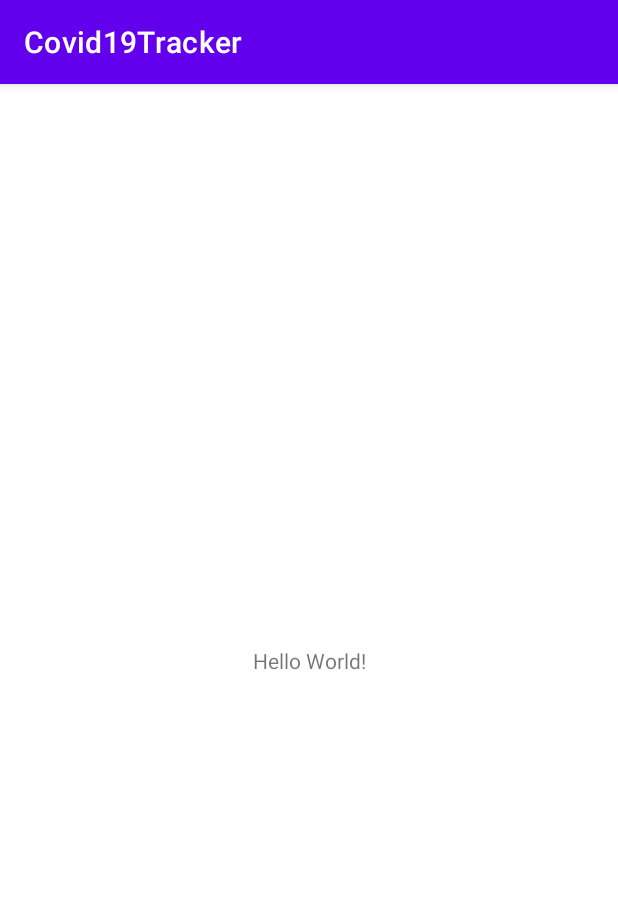
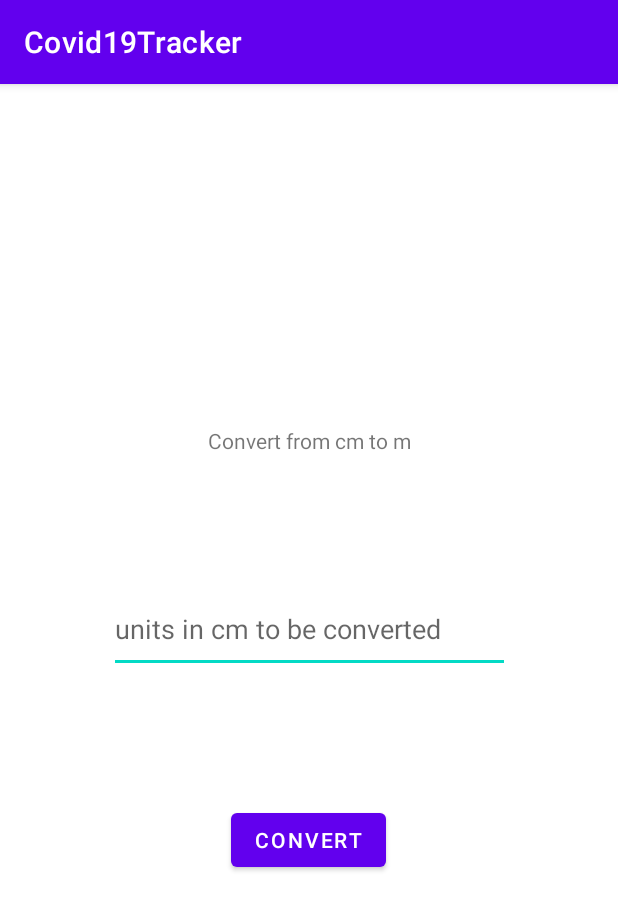
Before and after one commit to cathngo/Android-Unit-Converter-App, an Android app: the screen it shows after launch (MainActivity), on a phone screen of 412 x 824 dp. Shown: the top 910 px of the screen. Run offline under Robolectric (Android 15) with nearby library versions, the phone set to English and light mode, and no system bars.

Commit message:
Completed basic functionalities - converts from cm to m to 2dp

```diff
--- a/app/src/main/AndroidManifest.xml
+++ b/app/src/main/AndroidManifest.xml
@@ -10,6 +10,9 @@
         android:supportsRtl="true"
         android:theme="@style/Theme.Covid19Tracker">
         <activity
+            android:name=".ConvertUnits"
+            android:exported="true" />
+        <activity
             android:name=".MainActivity"
             android:exported="true">
             <intent-filter>
--- a/app/src/main/java/au/edu/unsw/infs3634/covid19tracker/MainActivity.java
+++ b/app/src/main/java/au/edu/unsw/infs3634/covid19tracker/MainActivity.java
@@ -2,13 +2,47 @@ package au.edu.unsw.infs3634.covid19tracker;
 
 import androidx.appcompat.app.AppCompatActivity;
 
+import android.content.Intent;
 import android.os.Bundle;
+import android.text.Editable;
+import android.view.View;
+import android.widget.Button;
+import android.widget.EditText;
+import android.widget.Toast;
 
 public class MainActivity extends AppCompatActivity {
+
+
+
 
     @Override
     protected void onCreate(Bundle savedInstanceState) {
         super.onCreate(savedInstanceState);
         setContentView(R.layout.activity_main);
+
+        //get units entered
+        EditText editOriginalUnits = findViewById(R.id.editOriginalUnits);
+
+
+        //convert button onclick
+        Button btnConvert = findViewById(R.id.btnConvert);
+        btnConvert.setOnClickListener(new View.OnClickListener() {
+            @Override
+            public void onClick(View view) {
+                String originalNumber = editOriginalUnits.getText().toString();
+                //check if user input data
+                if (!originalNumber.isEmpty()) {
+                    System.out.println("entered here");
+                    //pass input units
+                   // int originalUnit = Integer.parseInt(units);
+                    Intent intent = new Intent(MainActivity.this, ConvertUnits.class);
+                    intent.putExtra("originalNumber", originalNumber);
+                    //switch screen
+                    startActivity(intent);
+                } else {
+                    Toast.makeText(MainActivity.this, "Please input units to be converted", Toast.LENGTH_SHORT).show();
+                }
+            }
+        });
     }
 }
--- a/app/src/main/res/layout/activity_main.xml
+++ b/app/src/main/res/layout/activity_main.xml
@@ -7,12 +7,42 @@
     tools:context=".MainActivity">
 
     <TextView
+        android:id="@+id/textView"
         android:layout_width="wrap_content"
         android:layout_height="wrap_content"
-        android:text="Hello World!"
-        app:layout_constraintBottom_toBottomOf="parent"
+        android:layout_marginTop="228dp"
+        android:text="Convert from cm to m"
         app:layout_constraintLeft_toLeftOf="parent"
         app:layout_constraintRight_toRightOf="parent"
         app:layout_constraintTop_toTopOf="parent" />
 
+    <Button
+        android:id="@+id/btnConvert"
+        android:layout_width="wrap_content"
+        android:layout_height="wrap_content"
+        android:layout_marginBottom="240dp"
+        android:text="CONVERT"
+        app:layout_constraintBottom_toBottomOf="parent"
+        app:layout_constraintEnd_toEndOf="parent"
+        app:layout_constraintHorizontal_bias="0.498"
+        app:layout_constraintStart_toStartOf="parent" />
+
+    <com.google.android.material.textfield.TextInputLayout
+        android:layout_width="409dp"
+        android:layout_height="wrap_content"
+        tools:layout_editor_absoluteX="1dp"
+        tools:layout_editor_absoluteY="71dp"/>
+
+    <EditText
+        android:id="@+id/editOriginalUnits"
+        android:layout_width="267dp"
+        android:layout_height="58dp"
+        android:ems="10"
+        android:hint="units in cm to be converted"
+        android:inputType="numberDecimal"
+        app:layout_constraintBottom_toTopOf="@+id/btnConvert"
+        app:layout_constraintEnd_toEndOf="parent"
+        app:layout_constraintStart_toStartOf="parent"
+        app:layout_constraintTop_toBottomOf="@+id/textView" />
+
 </androidx.constraintlayout.widget.ConstraintLayout>
```
Also changed, not shown: app/src/main/java/au/edu/unsw/infs3634/covid19tracker/ConvertUnits.java (added, +39 -0 lines), app/src/main/res/layout/activity_convert_units.xml (added, +54 -0 lines).
